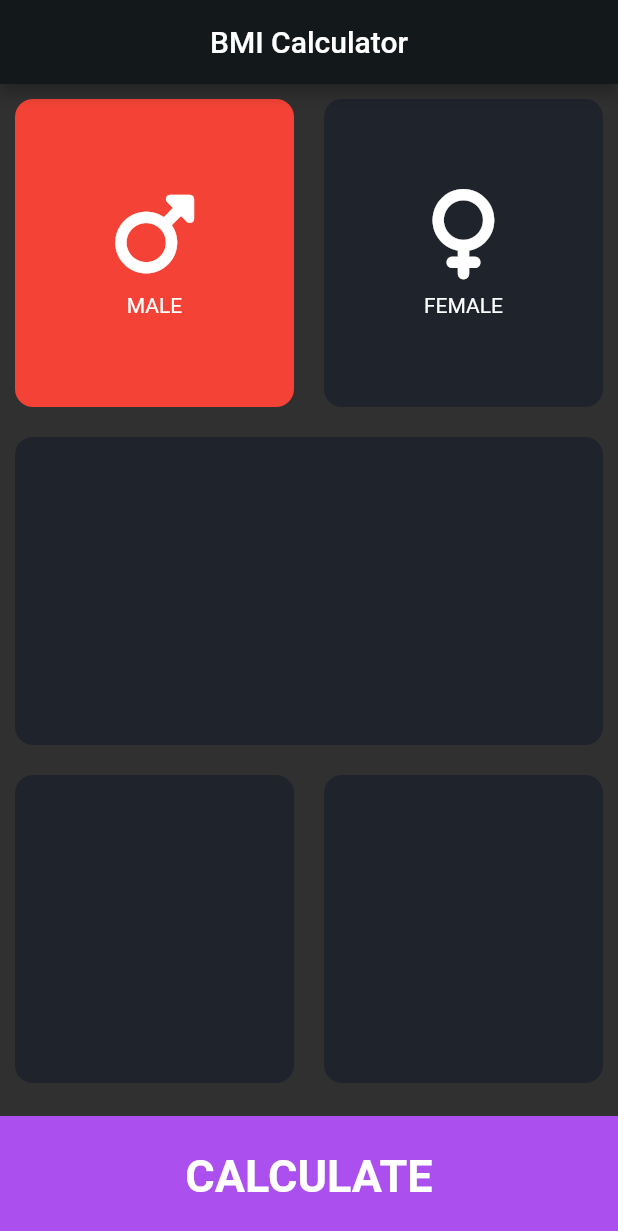
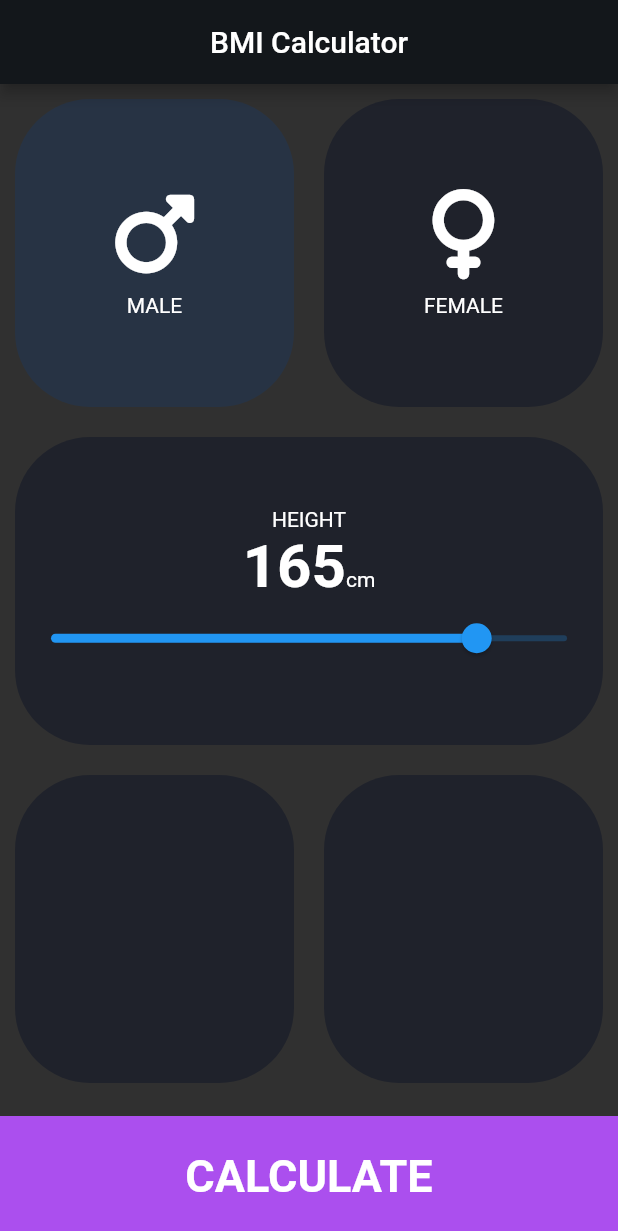
Before and after one commit to cparragatorres/flutter_codigo5_bmi, a Flutter app: the screen it shows after launch, on a phone screen of 412 x 824 dp. Shown: the top 1231 px of the screen. Run offline on Flutter 3.47's test engine with Material 2 defaults, Android fonts, the phone set to English and light mode, and no system bars; our stand-ins replace font_awesome_flutter.

Commit message:
HEIGHT - CrossAxisAlign.baseline, textBaseline: TextBaseAline.alphabetic

```diff
--- a/lib/main.dart
+++ b/lib/main.dart
@@ -15,7 +15,7 @@ class MyApp extends StatelessWidget {
       title: "BMI CALCULATOR",
       theme: ThemeData.dark().copyWith(
         appBarTheme: AppBarTheme(
-          backgroundColor: Color(0xff13191b),
+          backgroundColor: Color(0xff13171B),
         )
       ),
       home: inputPage(),
--- a/lib/pages/input_page.dart
+++ b/lib/pages/input_page.dart
@@ -2,20 +2,19 @@ import 'package:flutter/material.dart';
 import 'package:flutter_codigo5_bmi/widgets.dart';
 import 'package:font_awesome_flutter/font_awesome_flutter.dart';
 
-const kTapSelectColor = Colors.red;
-const kCardColor = Color(0xff1f232c);
-enum Gender {male, female, matasquita, mandarina}
+const kTapSelectColor = Color(0xff273344);
+const kCardColor = Color(0xff1F222B);
 
+enum Gender { male, female, matasquita, mandarina }
 
 class inputPage extends StatefulWidget {
-
-
   @override
   State<inputPage> createState() => _inputPageState();
 }
 
 class _inputPageState extends State<inputPage> {
   Gender selectedOption = Gender.male;
+  int height = 165;
 
   @override
   Widget build(BuildContext context) {
@@ -33,31 +32,31 @@ class _inputPageState extends State<inputPage> {
               children: [
                 Expanded(
                   child: ReusableCard(
-                    color: selectedOption == Gender.male ? kTapSelectColor : kCardColor,
+                    color: selectedOption == Gender.male
+                        ? kTapSelectColor
+                        : kCardColor,
                     childCard: IconContent(
                       flutterIcon: FontAwesomeIcons.mars,
                       flutterText: "MALE",
                     ),
-                    onTap: (){
+                    onTap: () {
                       selectedOption = Gender.male;
-                      setState((){
-
-                      });
+                      setState(() {});
                     },
                   ),
                 ),
                 Expanded(
                   child: ReusableCard(
-                    color: selectedOption == Gender.female ? kTapSelectColor : kCardColor,
+                    color: selectedOption == Gender.female
+                        ? kTapSelectColor
+                        : kCardColor,
                     childCard: IconContent(
                       flutterIcon: FontAwesomeIcons.venus,
                       flutterText: "FEMALE",
                     ),
-                    onTap: (){
+                    onTap: () {
                       selectedOption = Gender.female;
-                      setState((){
-
-                      });
+                      setState(() {});
                     },
                   ),
                 ),
@@ -71,7 +70,40 @@ class _inputPageState extends State<inputPage> {
                 Expanded(
                   child: ReusableCard(
                     color: kCardColor,
-                    childCard: Container(),
+                    childCard: Column(
+                      mainAxisAlignment: MainAxisAlignment.center,
+                      children: [
+                        Text(
+                          "HEIGHT",
+                        ),
+                        Row(
+                          mainAxisAlignment: MainAxisAlignment.center,
+                          crossAxisAlignment: CrossAxisAlignment.baseline,
+                          textBaseline: TextBaseline.alphabetic,
+                          children: [
+                            Text(
+                              height.toString(),
+                              style: TextStyle(
+                                fontWeight: FontWeight.bold,
+                                fontSize: 40.0
+                              ),
+                            ),
+                            Text(
+                              "cm",
+                            ),
+                          ],
+                        ),
+                        Slider(
+                          value: height.toDouble(),
+                          min: 0.0,
+                          max: 200.0,
+                          onChanged: (double valueSlider) {
+                            height = valueSlider.round();
+                            setState(() {});
+                          },
+                        ),
+                      ],
+                    ),
                   ),
                 ),
               ],
--- a/lib/widgets.dart
+++ b/lib/widgets.dart
@@ -25,7 +25,7 @@ class ReusableCard extends StatelessWidget {
         margin: const EdgeInsets.all(10.0),
         decoration: BoxDecoration(
           color: color,
-          borderRadius: BorderRadius.circular(12.0),
+          borderRadius: BorderRadius.circular(50.0),
         ),
         child: childCard,
       ),
```
